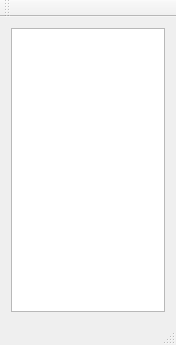
The window that mainwindow.ui (sangyobe/art_plot) describes before a commit, drawn with Qt 5.
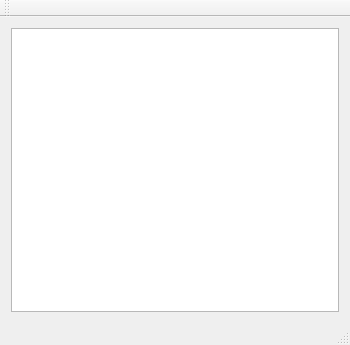
The same window after the commit.

Commit message: add scrollbars and adjust window size.

The edit to the form file:
```diff
--- a/mainwindow.ui
+++ b/mainwindow.ui
@@ -6,7 +6,7 @@
    <rect>
     <x>0</x>
     <y>0</y>
-    <width>176</width>
+    <width>350</width>
     <height>345</height>
    </rect>
   </property>
```
Left out of the diff: 2 changed lines with no effect on the pictures. The commit also changes 7 other files.
